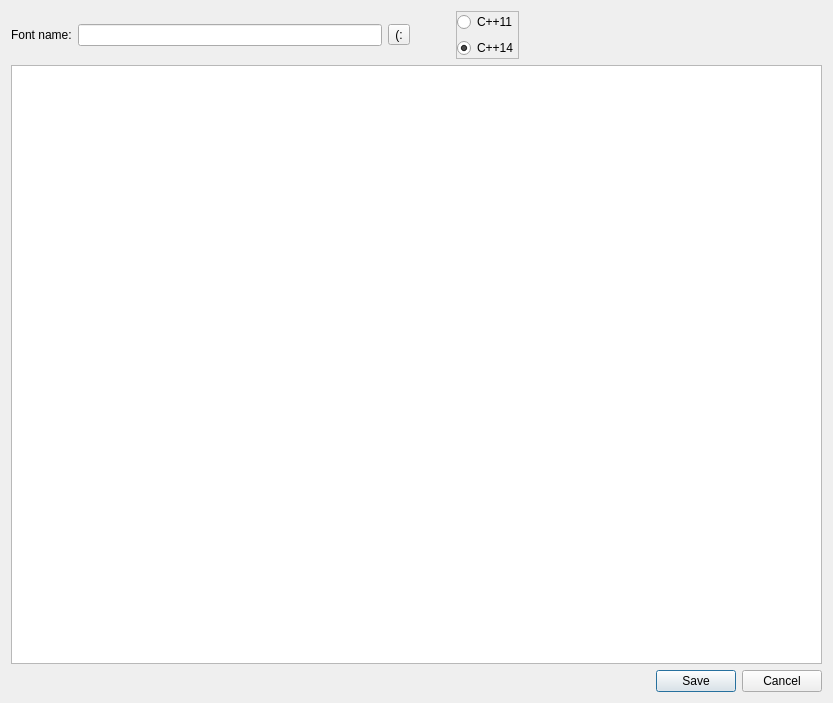
SvRTM/FontConverter, file src/UI/export.ui: the form before one commit.
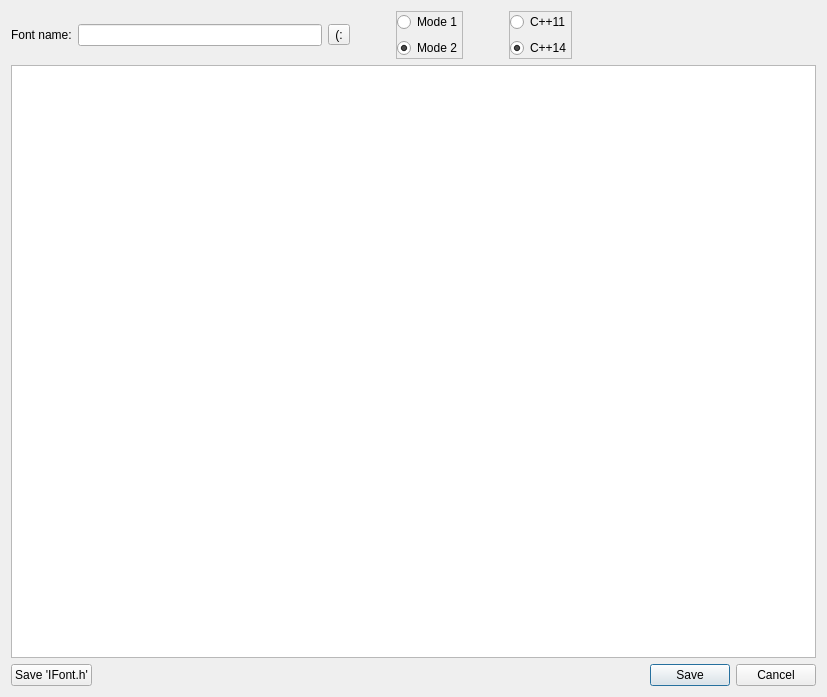
The form after the commit.

Commit message: added feature to export a font with antialias mode (8bpp / 256 gray- shade)

```diff
--- a/src/UI/export.ui
+++ b/src/UI/export.ui
@@ -6,14 +6,14 @@
    <rect>
     <x>0</x>
     <y>0</y>
-    <width>833</width>
-    <height>703</height>
+    <width>827</width>
+    <height>697</height>
    </rect>
   </property>
   <property name="windowTitle">
    <string>Dialog</string>
   </property>
-  <layout class="QVBoxLayout" name="verticalLayout_2">
+  <layout class="QVBoxLayout" name="verticalLayout_3">
    <item>
     <layout class="QHBoxLayout" name="horizontalLayout">
      <item>
@@ -52,6 +52,63 @@
        </property>
       </spacer>
      </item>
+     <item>
+      <widget class="QFrame" name="frame">
+       <property name="frameShape">
+        <enum>QFrame::StyledPanel</enum>
+       </property>
+       <property name="frameShadow">
+        <enum>QFrame::Raised</enum>
+       </property>
+       <layout class="QVBoxLayout" name="verticalLayout_2">
+        <property name="leftMargin">
+         <number>0</number>
+        </property>
+        <property name="topMargin">
+         <number>0</number>
+        </property>
+        <property name="rightMargin">
+         <number>0</number>
+        </property>
+        <property name="bottomMargin">
+         <number>0</number>
+        </property>
+        <item>
+         <widget class="QRadioButton" name="rbMode_1">
+          <property name="text">
+           <string>Mode 1</string>
+          </property>
+         </widget>
+        </item>
+        <item>
+         <widget class="QRadioButton" name="rbMode_2">
+          <property name="text">
+           <string>Mode 2</string>
+          </property>
+          <property name="checked">
+           <bool>true</bool>
+          </property>
+         </widget>
+        </item>
+       </layout>
+      </widget>
+     </item>
+     <item>
+      <spacer name="horizontalSpacer_4">
+       <property name="orientation">
+        <enum>Qt::Horizontal</enum>
+       </property>
+       <property name="sizeType">
+        <enum>QSizePolicy::Fixed</enum>
+       </property>
+       <property name="sizeHint" stdset="0">
+        <size>
+         <width>40</width>
+         <height>20</height>
+        </size>
+       </property>
+      </spacer>
+     </item>
      <item>
       <widget class="QFrame" name="rbFrame">
        <property name="frameShape">
@@ -129,6 +186,13 @@
    </item>
    <item>
     <layout class="QHBoxLayout" name="horizontalLayout_2">
+     <item>
+      <widget class="QPushButton" name="saveIfont">
+       <property name="text">
+        <string>Save 'IFont.h'</string>
+       </property>
+      </widget>
+     </item>
      <item>
       <spacer name="horizontalSpacer_2">
        <property name="orientation">
@@ -147,6 +211,9 @@
        <property name="text">
         <string>Save</string>
        </property>
+       <property name="default">
+        <bool>true</bool>
+       </property>
       </widget>
      </item>
      <item>
```
The commit also changes 7 other files.
